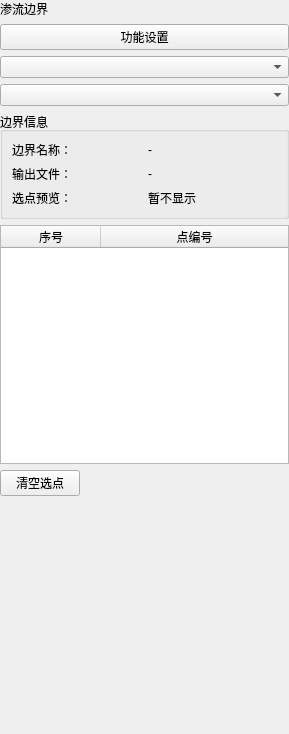
Above: plugins/Base_Slover/SeepageBoundaryPage.ui from asd977/base_cae before the change. Below: the same form after it.
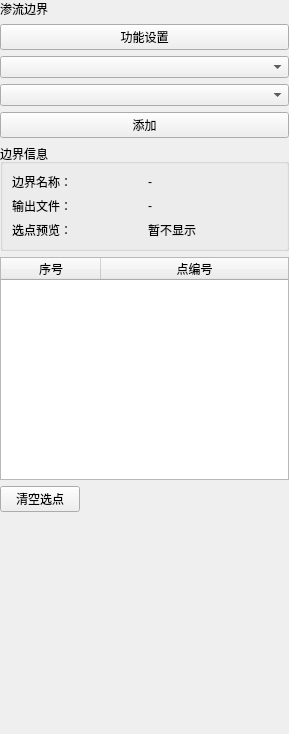
That is the form after the change.

Commit message: feat: seepage boundary use preview and add-confirm flow

What changed in the file:
```diff
--- a/plugins/Base_Slover/SeepageBoundaryPage.ui
+++ b/plugins/Base_Slover/SeepageBoundaryPage.ui
@@ -46,6 +46,13 @@
    <item>
     <widget class="QComboBox" name="comboBoxGroup"/>
    </item>
+   <item>
+    <widget class="QPushButton" name="btnBatchAdd">
+     <property name="text">
+      <string>添加</string>
+     </property>
+    </widget>
+   </item>
    <item>
     <widget class="QGroupBox" name="groupBoxInfo">
      <property name="title">
```
The commit also changes 1 other file.
